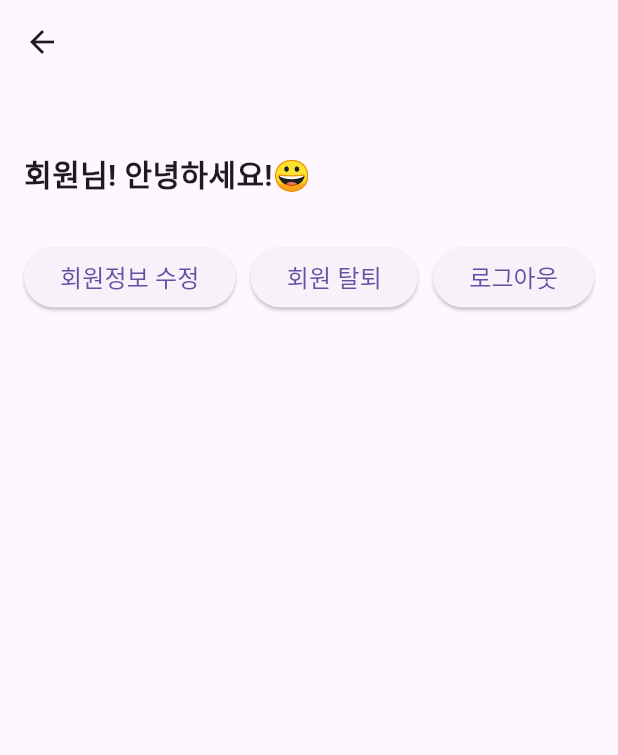
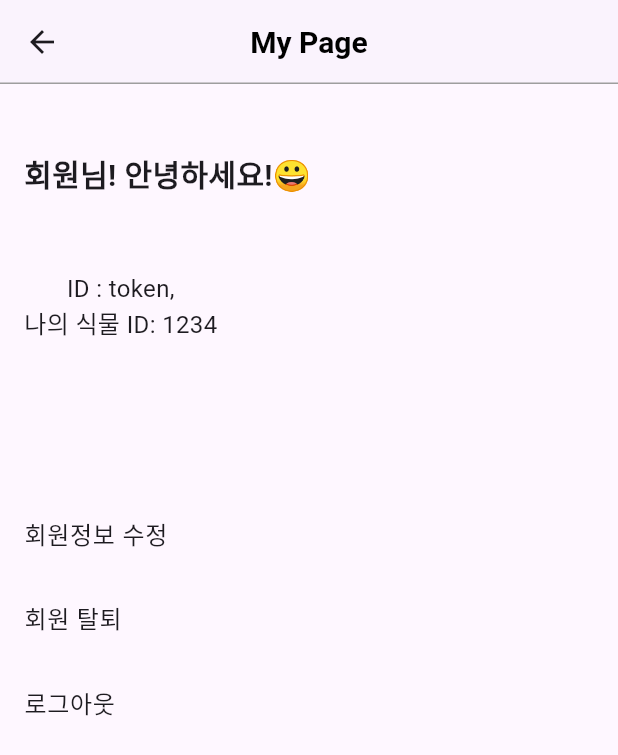
Before and after one commit to jsebal2/2024-SMHRD-IS-IoT-1-PM, a Flutter app: the Mypage screen opened directly, on a phone screen of 412 x 824 dp. Shown: the top 755 px of the screen. Run offline on Flutter 3.47's test engine with Material 3 defaults, Android fonts, the phone set to English and light mode, and no system bars; our stand-ins replace dio, flutter_secure_storage, table_calendar; missing offline and left inert: pm_project; accounts and stored records are empty; statements that could not run were skipped; project files that could hold a hidden picture were left out.

Commit message:
Flutter 탈출

```diff
--- a/lib/user/mypage.dart
+++ b/lib/user/mypage.dart
@@ -17,6 +17,28 @@ class Mypage extends StatefulWidget {
 class _MypageState extends State<Mypage> {
 
   final FlutterSecureStorage secureStorage = FlutterSecureStorage();
+  String? _token;
+
+  @override
+  void initState() {
+    super.initState();
+    _loadToken();
+  }
+
+  Future<void> _loadToken() async {
+    try {
+      String? token = await secureStorage.read(key: 'authToken');
+      print('토큰가져와..$token');
+      setState(() {
+        _token = token;
+      });
+    } catch (e) {
+      setState(() {
+        _token = '토큰을 가져오는 중 오류 발생 : $e';
+      });
+    }
+  }
+
 
   Future<void> logout (BuildContext context) async {
     await secureStorage.delete(key: 'authToken');
@@ -25,56 +47,107 @@ class _MypageState extends State<Mypage> {
         context, MaterialPageRoute(builder: (context) => Login()));
   }
 
+
+
+  // id 및 식물 id 값 가져오기
+  Future<Map<String, String>> fetchUserData() async{
+    await Future.delayed(Duration(seconds: 1));
+    return {'id' : '$_token', 'username' : '1234'};
+  }
+
   @override
   Widget build(BuildContext context) {
     return Scaffold(
       appBar: AppBar( // 상단 header
-        title: Text('')
+        title: Text('My Page'),
+        titleTextStyle: TextStyle(fontSize: 20, fontWeight:FontWeight.bold, color: Colors.black),
+        centerTitle: true,
+        elevation: 0.5,
+        shape: Border(
+          bottom: BorderSide(
+            color: Colors.grey,
+            width: 1,
           ),
-
+        ),
+      ),
 
       body: Padding(
         padding: EdgeInsets.all(16.0),// 중단 - content
         child: Column(
           crossAxisAlignment: CrossAxisAlignment.start,
-          children: [
-            Text('\n회원님! 안녕하세요!😀',
-          style: TextStyle(fontSize: 20, fontWeight: FontWeight.bold,),),
+          children: [ // 상단 프로필
+            Container(
+              child: Text('\n회원님! 안녕하세요!😀',
+                style: TextStyle(fontSize: 20, fontWeight: FontWeight.bold),),
+            ),
+            SizedBox(height: 50),
 
-            SizedBox(height: 30,),
 
             // 💡 하단 버튼 (회원정보 수정, 회원탈퇴, 로그아웃)
-             Row(
-               mainAxisAlignment: MainAxisAlignment.spaceBetween,
+            Column(
+              crossAxisAlignment: CrossAxisAlignment.start,
               children: [
-                 // 회원정보 수정 페이지로 이동
-                 ElevatedButton(
-                      onPressed: () {
+                FutureBuilder(
+                  future : fetchUserData(),
+                  builder: (context, snapshot) {
+                    if (snapshot.connectionState == ConnectionState.waiting) {
+                      return Center(child: CircularProgressIndicator()); // 로딩중
+                    } else if (snapshot.hasError) {
+                      return Text('Error : ${snapshot.error}');
+                    } else if (snapshot.hasData) {
+                      final data = snapshot.data!;
+                      return Column(
+                        mainAxisAlignment: MainAxisAlignment.spaceEvenly,
+                        children: [
+                          Text('ID : ${snapshot.data!['id']},',
+                            style: TextStyle(fontSize: 16),),
+                          Text('나의 식물 ID: ${snapshot.data!['username']}',
+                              style: TextStyle(fontSize: 16)),
+                        ],
+                      );
+                    } else {
+                      return Text('데이터를 가져오지 못했습니다.');
+                    }
+                  },
+                ),
+                SizedBox(height: 100,),
+                // 💡 하단 버튼 (회원정보 수정, 회원탈퇴, 로그아웃)
+                Column(
+                  crossAxisAlignment: CrossAxisAlignment.start,
+                ),
+
+                ListTile(
+                  onTap: () {
                     Navigator.push(context, MaterialPageRoute(
                         builder: (context) {return Update();}));},
-                      child: Text('회원정보 수정',
-                      style: TextStyle(fontSize: 16),),
+                  title: Text('회원정보 수정', style: TextStyle(fontSize: 16),),
+                  contentPadding: EdgeInsets.symmetric(horizontal: 0),
                 ),
+
+
                 // 회원 탈퇴 페이지로 이동
-                 ElevatedButton(
-                   onPressed: () {
+                ListTile(
+                  onTap: () {
                     Navigator.push(context, MaterialPageRoute(
                         builder: (context) {return Delete();}));},
-                   child: Text('회원 탈퇴',
-                     style: TextStyle(fontSize: 16),),
+
+                  title: Text('회원 탈퇴', style: TextStyle(fontSize: 16),),
+                  contentPadding: EdgeInsets.symmetric(horizontal: 0),
                 ),
+
+
+
                 // 로그아웃
-                 ElevatedButton(
-                   onPressed: () {
+
+                ListTile(
+                  onTap: () {
                     Navigator.pushAndRemoveUntil(context, MaterialPageRoute(
                         builder: (context) {return Login();}), (route)=>false);},
-                   child: Text('로그아웃',
-                     style: TextStyle(fontSize: 16),),
+                  title: Text('로그아웃', style: TextStyle(fontSize: 16),),
+                  contentPadding: EdgeInsets.symmetric(horizontal: 0),
                 ),
-
               ],
             ),
-
           ],
         ),
       ),
```
Lines whose indentation alone changed are shown as unchanged.
